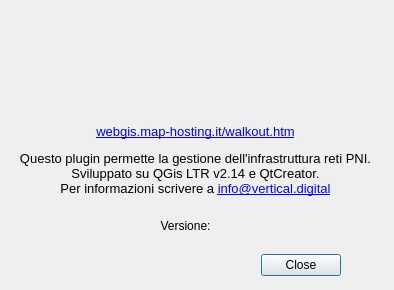
The window that ProgettoPNI_2/progetto_pni_help_dockwidget_base.ui (Verticalsrl/progettoPNI_2) describes before a commit, drawn with Qt 5.
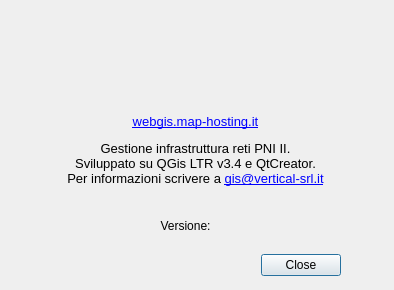
The same window after the commit. Icons and pictures are not drawn.

```diff
--- a/ProgettoPNI_2/progetto_pni_help_dockwidget_base.ui
+++ b/ProgettoPNI_2/progetto_pni_help_dockwidget_base.ui
@@ -79,7 +79,7 @@
    <property name="geometry">
     <rect>
      <x>10</x>
-     <y>110</y>
+     <y>100</y>
      <width>371</width>
      <height>101</height>
     </rect>
@@ -90,7 +90,7 @@
     </font>
    </property>
    <property name="text">
-    <string>&lt;html&gt;&lt;head/&gt;&lt;body&gt;&lt;p&gt;&lt;a href=&quot;http://webgis.map-hosting.it/walkout.htm&quot;&gt;&lt;span style=&quot; text-decoration: underline; color:#0000ff;&quot;&gt;webgis.map-hosting.it/walkout.htm&lt;/span&gt;&lt;/a&gt;&lt;/p&gt;&lt;p&gt;Questo plugin permette la gestione dell'infrastruttura reti PNI.&lt;br/&gt;Sviluppato su QGis LTR v2.14 e QtCreator.&lt;br/&gt;Per informazioni scrivere a &lt;a href=&quot;mailto:info@vertical.digital&quot;&gt;&lt;span style=&quot; text-decoration: underline; color:#0000ff;&quot;&gt;info@vertical.digital&lt;/span&gt;&lt;/a&gt;&lt;/p&gt;&lt;/body&gt;&lt;/html&gt;</string>
+    <string>&lt;html&gt;&lt;head/&gt;&lt;body&gt;&lt;p&gt;&lt;a href=&quot;http://webgis.map-hosting.it/walkout.htm&quot;&gt;&lt;span style=&quot; text-decoration: underline; color:#0000ff;&quot;&gt;webgis.map-hosting.it&lt;/span&gt;&lt;/a&gt;&lt;/p&gt;&lt;p&gt;Gestione infrastruttura reti PNI II.&lt;br/&gt;Sviluppato su QGis LTR v3.4 e QtCreator.&lt;br/&gt;Per informazioni scrivere a &lt;a href=&quot;mailto:info@vertical.digital&quot;&gt;&lt;span style=&quot; text-decoration: underline; color:#0000ff;&quot;&gt;gis@vertical-srl.it&lt;/span&gt;&lt;/a&gt;&lt;/p&gt;&lt;/body&gt;&lt;/html&gt;</string>
    </property>
    <property name="textFormat">
     <enum>Qt::RichText</enum>
```
